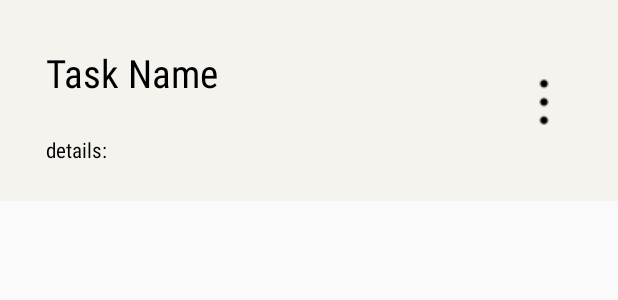
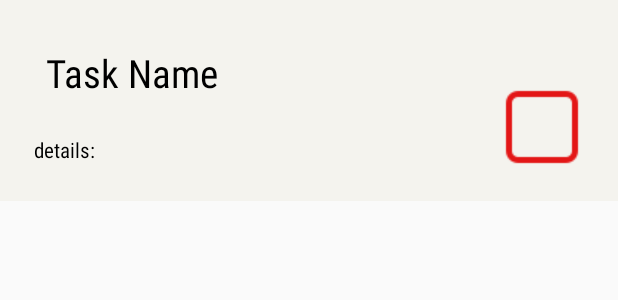
Before and after one commit to WenDEVLIFE/EfficiencyMaster, an Android app: the layout taskviewer.xml on its own in the app's theme, with its tools: preview values and no code run, on a phone screen of 412 x 824 dp. Shown: the top 300 px of the screen. Run offline under Robolectric (Android 15) with nearby library versions, the phone set to English and light mode, and no system bars.

```diff
--- /dev/null
+++ b/app/src/main/java/classes/Task.kt
@@ -0,0 +1,3 @@
+package classes
+
+data class Task()
--- /dev/null
+++ b/app/src/main/res/drawable/customize_checkbox.xml
@@ -0,0 +1,5 @@
+<?xml version="1.0" encoding="utf-8"?>
+<selector xmlns:android="http://schemas.android.com/apk/res/android">
+    <item android:state_checked="true" android:drawable="@drawable/checkmark" /> <!-- replace with your custom checked image -->
+    <item android:state_checked="false" android:drawable="@drawable/unchecked" /> <!-- replace with your custom unchecked image -->
+</selector>
--- a/app/src/main/res/layout/taskviewer.xml
+++ b/app/src/main/res/layout/taskviewer.xml
@@ -31,7 +31,7 @@
                 app:layout_constraintStart_toStartOf="parent"
                 app:layout_constraintTop_toBottomOf="@+id/textView241"
                 android:layout_marginTop="4dp"
-                android:layout_marginStart="24dp" />
+                android:layout_marginStart="16dp" />
 
         <TextView
                 android:text="Task Name"
@@ -45,22 +45,20 @@
                 app:layout_constraintStart_toStartOf="parent"
                 app:layout_constraintTop_toTopOf="parent"
                 android:layout_marginTop="20dp"
-                android:layout_marginStart="24dp"
-                app:layout_constraintEnd_toStartOf="@+id/imageButton4"
-                app:layout_constraintHorizontal_bias="0.0" />
+                android:layout_marginStart="24dp" />
 
-        <ImageButton
-                android:layout_width="wrap_content"
-                android:layout_height="wrap_content"
-                app:srcCompat="@drawable/listing"
-                android:id="@+id/imageButton4"
-                android:background="@android:color/transparent"
-                android:layout_marginEnd="16dp"
+        <CheckBox
+                android:text=""
+                android:layout_width="@dimen/_50sdp"
+                android:layout_height="@dimen/_50sdp"
+                android:layout_marginEnd="4dp"
+                android:button="@drawable/customize_checkbox"
                 app:layout_constraintEnd_toEndOf="parent"
+                android:id="@+id/checkBox"
                 app:layout_constraintTop_toTopOf="parent"
-                android:layout_marginTop="32dp"
+                android:layout_marginTop="48dp"
                 app:layout_constraintStart_toEndOf="@+id/textView2411"
-                app:layout_constraintHorizontal_bias="1.0" />
+                app:layout_constraintHorizontal_bias="0.7" />
 
     </androidx.constraintlayout.widget.ConstraintLayout>
 
```
Also changed, not shown: app/src/main/res/drawable/checkmark.png (added), app/src/main/res/drawable/unchecked.png (added).
